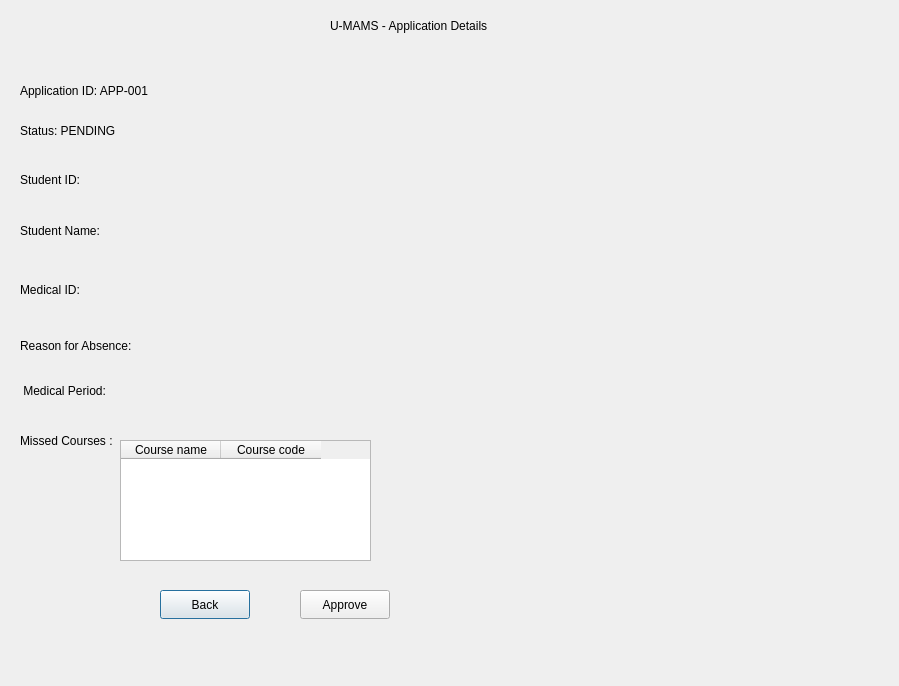
The window that applicationdetails.ui (sanjanaCSwyb/U-MAMS) describes before a commit, drawn with Qt 5.
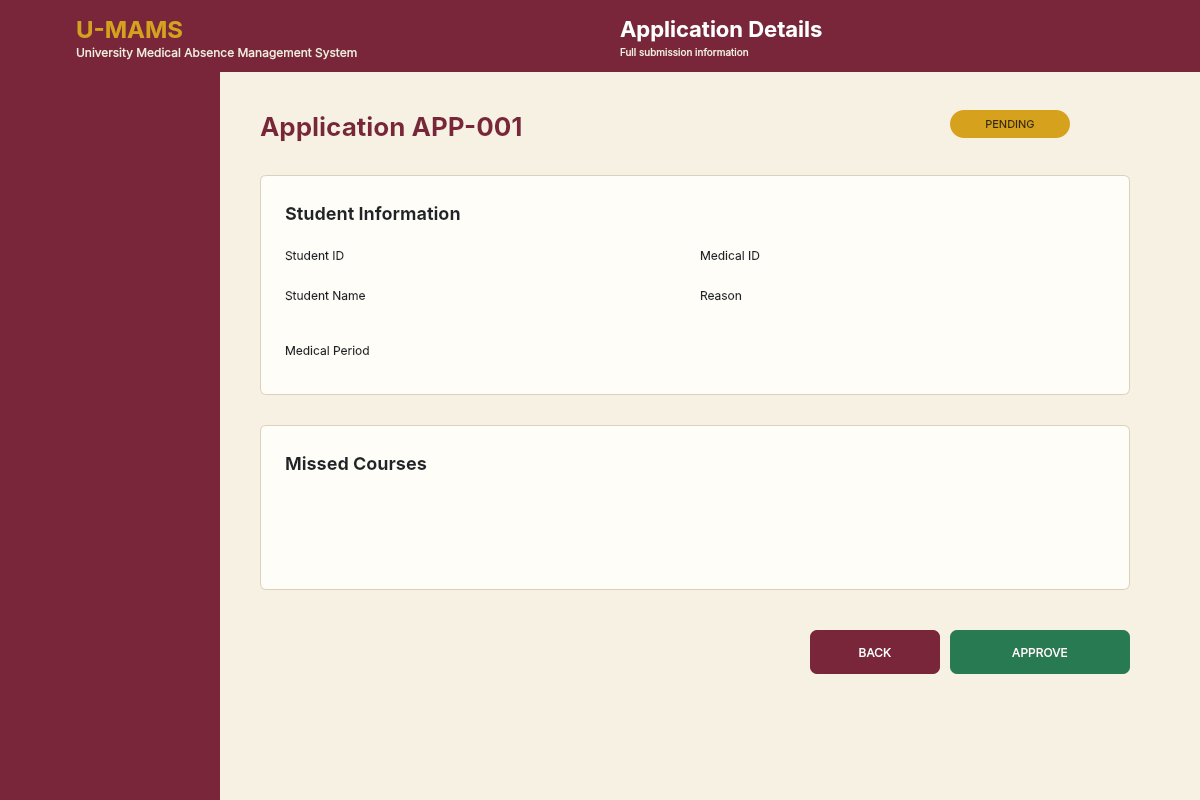
The same window after the commit. Icons and pictures are not drawn.

```diff
--- a/applicationdetails.ui
+++ b/applicationdetails.ui
@@ -6,145 +6,427 @@
    <rect>
     <x>0</x>
     <y>0</y>
-    <width>899</width>
-    <height>686</height>
+    <width>1200</width>
+    <height>800</height>
    </rect>
   </property>
+  <property name="minimumSize">
+   <size>
+    <width>900</width>
+    <height>600</height>
+   </size>
+  </property>
   <property name="windowTitle">
    <string>U-MAMS - Application Details</string>
   </property>
+  <property name="styleSheet">
+   <string notr="true">QDialog#ApplicationDetails { background-color: #F7F1E3; }</string>
+  </property>
+  <widget class="QWidget" name="figmaCanvas">
+   <property name="geometry">
+    <rect>
+     <x>0</x>
+     <y>0</y>
+     <width>1200</width>
+     <height>800</height>
+    </rect>
+   </property>
+   <widget class="QFrame" name="headerFrame">
+    <property name="geometry">
+     <rect>
+      <x>0</x>
+      <y>0</y>
+      <width>1200</width>
+      <height>72</height>
+     </rect>
+    </property>
+    <property name="styleSheet">
+     <string notr="true">background-color: #7A263A; border: none; border-radius: 0px;</string>
+    </property>
+   </widget>
+   <widget class="QFrame" name="sidebarFrame">
+    <property name="geometry">
+     <rect>
+      <x>0</x>
+      <y>72</y>
+      <width>220</width>
+      <height>728</height>
+     </rect>
+    </property>
+    <property name="styleSheet">
+     <string notr="true">background-color: #7A263A; border: none; border-radius: 0px;</string>
+    </property>
+   </widget>
+   <widget class="QLabel" name="lblUniversityLogo">
+    <property name="geometry">
+     <rect>
+      <x>22</x>
+      <y>16</y>
+      <width>42</width>
+      <height>42</height>
+     </rect>
+    </property>
+    <property name="text">
+     <string notr="true"/>
+    </property>
+    <property name="styleSheet">
+     <string notr="true">font-family: Inter; font-size: 12px; font-weight: 400; color: #202428; background: transparent; border: none;</string>
+    </property>
+    <property name="pixmap">
+     <pixmap>:/assets/wayamba_logo.png</pixmap>
+    </property>
+    <property name="scaledContents">
+     <bool>true</bool>
+    </property>
+   </widget>
+   <widget class="QLabel" name="lblBrand">
+    <property name="geometry">
+     <rect>
+      <x>76</x>
+      <y>14</y>
+      <width>220</width>
+      <height>30</height>
+     </rect>
+    </property>
+    <property name="text">
+     <string notr="true">U-MAMS</string>
+    </property>
+    <property name="styleSheet">
+     <string notr="true">font-family: Inter; font-size: 24px; font-weight: 600; color: #D6A21E; background: transparent; border: none;</string>
+    </property>
+   </widget>
+   <widget class="QLabel" name="lblSystemCaption">
+    <property name="geometry">
+     <rect>
+      <x>76</x>
+      <y>44</y>
+      <width>420</width>
+      <height>16</height>
+     </rect>
+    </property>
+    <property name="text">
+     <string notr="true">University Medical Absence Management System</string>
+    </property>
+    <property name="styleSheet">
+     <string notr="true">font-family: Inter; font-size: 12px; font-weight: 400; color: #F5EBE0; background: transparent; border: none;</string>
+    </property>
+   </widget>
   <widget class="QLabel" name="lblTitle">
-   <property name="geometry">
-    <rect>
-     <x>330</x>
-     <y>10</y>
-     <width>211</width>
-     <height>31</height>
-    </rect>
-   </property>
    <property name="contextMenuPolicy">
     <enum>Qt::ContextMenuPolicy::PreventContextMenu</enum>
    </property>
+    <property name="geometry">
+     <rect>
+      <x>620</x>
+      <y>14</y>
+      <width>430</width>
+      <height>30</height>
+     </rect>
+    </property>
    <property name="text">
-    <string>U-MAMS - Application Details</string>
+     <string notr="true">Application Details</string>
+    </property>
+    <property name="wordWrap">
+     <bool>false</bool>
+    </property>
+    <property name="styleSheet">
+     <string notr="true">font-family: Inter; font-size: 22px; font-weight: 600; color: #FFFFFF; background: transparent; border: none;</string>
+    </property>
+   </widget>
+   <widget class="QLabel" name="lblHeaderSubtitle">
+    <property name="geometry">
+     <rect>
+      <x>620</x>
+      <y>44</y>
+      <width>440</width>
+      <height>16</height>
+     </rect>
+    </property>
+    <property name="text">
+     <string notr="true">Full submission information</string>
+    </property>
+    <property name="styleSheet">
+     <string notr="true">font-family: Inter; font-size: 10px; font-weight: 400; color: #F5EBE0; background: transparent; border: none;</string>
    </property>
   </widget>
   <widget class="QLabel" name="lblApplicationID">
    <property name="geometry">
     <rect>
-     <x>20</x>
-     <y>70</y>
-     <width>131</width>
-     <height>41</height>
+      <x>260</x>
+      <y>108</y>
+      <width>650</width>
+      <height>36</height>
     </rect>
    </property>
    <property name="text">
-    <string>Application ID: APP-001</string>
+     <string notr="true">Application APP-001</string>
+    </property>
+    <property name="wordWrap">
+     <bool>false</bool>
+    </property>
+    <property name="styleSheet">
+     <string notr="true">font-family: Inter; font-size: 26px; font-weight: 600; color: #7A263A; background: transparent; border: none;</string>
    </property>
   </widget>
   <widget class="QLabel" name="lblStatus">
    <property name="geometry">
     <rect>
-     <x>20</x>
-     <y>120</y>
-     <width>151</width>
-     <height>21</height>
+      <x>950</x>
+      <y>110</y>
+      <width>120</width>
+      <height>28</height>
     </rect>
    </property>
    <property name="text">
-    <string>Status: PENDING</string>
+     <string notr="true">PENDING</string>
+    </property>
+    <property name="wordWrap">
+     <bool>false</bool>
+    </property>
+    <property name="styleSheet">
+     <string notr="true">font-family: Inter; font-size: 11px; color: #34270A; background: #D6A21E; border: none; border-radius: 14px;</string>
+    </property>
+    <property name="alignment">
+     <set>Qt::AlignCenter</set>
+    </property>
+   </widget>
+   <widget class="QFrame" name="studentInformationCard">
+    <property name="geometry">
+     <rect>
+      <x>260</x>
+      <y>175</y>
+      <width>870</width>
+      <height>220</height>
+     </rect>
+    </property>
+    <property name="styleSheet">
+     <string notr="true">background-color: #FFFDF8; border: 1px solid #DBD1BA; border-radius: 6px;</string>
+    </property>
+   </widget>
+   <widget class="QLabel" name="lblStudentInformationHeading">
+    <property name="geometry">
+     <rect>
+      <x>285</x>
+      <y>199</y>
+      <width>450</width>
+      <height>28</height>
+     </rect>
+    </property>
+    <property name="text">
+     <string notr="true">Student Information</string>
+    </property>
+    <property name="styleSheet">
+     <string notr="true">font-family: Inter; font-size: 18px; font-weight: 600; color: #202428; background: transparent; border: none;</string>
+    </property>
+   </widget>
+   <widget class="QLabel" name="lblStudentIDCaption">
+    <property name="geometry">
+     <rect>
+      <x>285</x>
+      <y>244</y>
+      <width>110</width>
+      <height>22</height>
+     </rect>
+    </property>
+    <property name="text">
+     <string notr="true">Student ID</string>
+    </property>
+    <property name="styleSheet">
+     <string notr="true">font-family: Inter; font-size: 12px; font-weight: 400; color: #202428; background: transparent; border: none;</string>
+    </property>
+   </widget>
+   <widget class="QLabel" name="lblStudentNameCaption">
+    <property name="geometry">
+     <rect>
+      <x>285</x>
+      <y>284</y>
+      <width>125</width>
+      <height>22</height>
+     </rect>
+    </property>
+    <property name="text">
+     <string notr="true">Student Name</string>
+    </property>
+    <property name="styleSheet">
+     <string notr="true">font-family: Inter; font-size: 12px; font-weight: 400; color: #202428; background: transparent; border: none;</string>
+    </property>
+   </widget>
+   <widget class="QLabel" name="lblMedicalIDCaption">
+    <property name="geometry">
+     <rect>
+      <x>700</x>
+      <y>244</y>
+      <width>120</width>
+      <height>22</height>
+     </rect>
+    </property>
+    <property name="text">
+     <string notr="true">Medical ID</string>
+    </property>
+    <property name="styleSheet">
+     <string notr="true">font-family: Inter; font-size: 12px; font-weight: 400; color: #202428; background: transparent; border: none;</string>
+    </property>
+   </widget>
+   <widget class="QLabel" name="lblReasonCaption">
+    <property name="geometry">
+     <rect>
+      <x>700</x>
+      <y>284</y>
+      <width>120</width>
+      <height>22</height>
+     </rect>
+    </property>
+    <property name="text">
+     <string notr="true">Reason</string>
+    </property>
+    <property name="styleSheet">
+     <string notr="true">font-family: Inter; font-size: 12px; font-weight: 400; color: #202428; background: transparent; border: none;</string>
+    </property>
+   </widget>
+   <widget class="QLabel" name="lblPeriodCaption">
+    <property name="geometry">
+     <rect>
+      <x>285</x>
+      <y>339</y>
+      <width>125</width>
+      <height>22</height>
+     </rect>
+    </property>
+    <property name="text">
+     <string notr="true">Medical Period</string>
+    </property>
+    <property name="styleSheet">
+     <string notr="true">font-family: Inter; font-size: 12px; font-weight: 400; color: #202428; background: transparent; border: none;</string>
    </property>
   </widget>
   <widget class="QLabel" name="lblStudentID">
    <property name="geometry">
     <rect>
-     <x>20</x>
-     <y>170</y>
-     <width>63</width>
-     <height>20</height>
+      <x>410</x>
+      <y>244</y>
+      <width>250</width>
+      <height>24</height>
     </rect>
    </property>
    <property name="text">
-    <string>Student ID:</string>
+     <string notr="true"/>
+    </property>
+    <property name="wordWrap">
+     <bool>false</bool>
+    </property>
+    <property name="styleSheet">
+     <string notr="true">font-family: Inter; font-size: 13px; font-weight: 400; color: #202428; background: transparent; border: none;</string>
    </property>
   </widget>
   <widget class="QLabel" name="lblStudentName">
    <property name="geometry">
     <rect>
-     <x>20</x>
-     <y>220</y>
-     <width>91</width>
-     <height>21</height>
+      <x>410</x>
+      <y>284</y>
+      <width>250</width>
+      <height>24</height>
     </rect>
    </property>
    <property name="text">
-    <string>Student Name:</string>
+     <string notr="true"/>
+    </property>
+    <property name="wordWrap">
+     <bool>false</bool>
+    </property>
+    <property name="styleSheet">
+     <string notr="true">font-family: Inter; font-size: 13px; font-weight: 400; color: #202428; background: transparent; border: none;</string>
    </property>
   </widget>
   <widget class="QLabel" name="lblMedicalID">
    <property name="geometry">
     <rect>
-     <x>20</x>
-     <y>280</y>
-     <width>63</width>
-     <height>20</height>
+      <x>825</x>
+      <y>244</y>
+      <width>280</width>
+      <height>24</height>
     </rect>
    </property>
    <property name="text">
-    <string>Medical ID:</string>
+     <string notr="true"/>
+    </property>
+    <property name="wordWrap">
+     <bool>false</bool>
+    </property>
+    <property name="styleSheet">
+     <string notr="true">font-family: Inter; font-size: 13px; font-weight: 400; color: #202428; background: transparent; border: none;</string>
    </property>
   </widget>
   <widget class="QLabel" name="lblReason">
    <property name="geometry">
     <rect>
-     <x>20</x>
-     <y>330</y>
-     <width>121</width>
-     <height>31</height>
+      <x>825</x>
+      <y>284</y>
+      <width>280</width>
+      <height>24</height>
     </rect>
    </property>
    <property name="text">
-    <string>Reason for Absence:</string>
+     <string notr="true"/>
+    </property>
+    <property name="wordWrap">
+     <bool>false</bool>
+    </property>
+    <property name="styleSheet">
+     <string notr="true">font-family: Inter; font-size: 13px; font-weight: 400; color: #202428; background: transparent; border: none;</string>
    </property>
   </widget>
   <widget class="QLabel" name="lblMedicalPeriod">
    <property name="geometry">
     <rect>
-     <x>20</x>
-     <y>380</y>
-     <width>101</width>
-     <height>21</height>
+      <x>410</x>
+      <y>339</y>
+      <width>690</width>
+      <height>24</height>
     </rect>
    </property>
    <property name="text">
-    <string> Medical Period:</string>
+     <string notr="true"/>
+    </property>
+    <property name="wordWrap">
+     <bool>false</bool>
+    </property>
+    <property name="styleSheet">
+     <string notr="true">font-family: Inter; font-size: 13px; font-weight: 400; color: #202428; background: transparent; border: none;</string>
+    </property>
+   </widget>
+   <widget class="QFrame" name="missedCoursesCard">
+    <property name="geometry">
+     <rect>
+      <x>260</x>
+      <y>425</y>
+      <width>870</width>
+      <height>165</height>
+     </rect>
+    </property>
+    <property name="styleSheet">
+     <string notr="true">background-color: #FFFDF8; border: 1px solid #DBD1BA; border-radius: 6px;</string>
    </property>
   </widget>
   <widget class="QLabel" name="lblCourses">
    <property name="geometry">
     <rect>
-     <x>20</x>
-     <y>430</y>
-     <width>101</width>
-     <height>21</height>
+      <x>285</x>
+      <y>449</y>
+      <width>700</width>
+      <height>28</height>
     </rect>
    </property>
    <property name="text">
-    <string>Missed Courses :</string>
+     <string notr="true">Missed Courses</string>
+    </property>
+    <property name="wordWrap">
+     <bool>false</bool>
+    </property>
+    <property name="styleSheet">
+     <string notr="true">font-family: Inter; font-size: 18px; font-weight: 600; color: #202428; background: transparent; border: none;</string>
    </property>
   </widget>
   <widget class="QTableWidget" name="tblCourses">
-   <property name="geometry">
-    <rect>
-     <x>120</x>
-     <y>440</y>
-     <width>251</width>
-     <height>121</height>
-    </rect>
-   </property>
-   <property name="columnCount">
-    <number>2</number>
-   </property>
    <column>
     <property name="text">
      <string>Course name</string>
@@ -155,32 +437,89 @@
      <string>Course code</string>
     </property>
    </column>
+    <property name="selectionBehavior">
+     <enum>QAbstractItemView::SelectRows</enum>
+    </property>
+    <property name="columnCount">
+     <number>2</number>
+    </property>
+    <property name="geometry">
+     <rect>
+      <x>285</x>
+      <y>477</y>
+      <width>820</width>
+      <height>90</height>
+     </rect>
+    </property>
+    <property name="showGrid">
+     <bool>false</bool>
+    </property>
+    <property name="alternatingRowColors">
+     <bool>false</bool>
+    </property>
+    <property name="frameShape">
+     <enum>QFrame::NoFrame</enum>
+    </property>
+    <property name="horizontalScrollBarPolicy">
+     <enum>Qt::ScrollBarAlwaysOff</enum>
+    </property>
+    <property name="verticalScrollBarPolicy">
+     <enum>Qt::ScrollBarAsNeeded</enum>
+    </property>
+    <property name="styleSheet">
+     <string notr="true">QTableWidget { font-family: Inter; font-size: 12px; color: #303333; background: #FFFDF8; border: none; border-radius: 6px; gridline-color: transparent; selection-background-color: #F2E8D4; selection-color: #303333; } QTableWidget::item { border: none; padding: 0px 0px; } QHeaderView { background: #FFFDF8; } QHeaderView::section { font-family: Inter; font-size: 12px; font-weight: 400; color: #202428; background: #FFFDF8; border: none; padding: 12px 0px; text-align: left; } QTableCornerButton::section { background: #FFFDF8; border: none; }</string>
+    </property>
+    <attribute name="verticalHeaderVisible">
+     <bool>false</bool>
+    </attribute>
+    <attribute name="horizontalHeaderVisible">
+     <bool>false</bool>
+    </attribute>
+    <attribute name="verticalHeaderDefaultSectionSize">
+     <number>40</number>
+    </attribute>
+    <attribute name="horizontalHeaderDefaultSectionSize">
+     <number>160</number>
+    </attribute>
   </widget>
   <widget class="QPushButton" name="btnBack">
    <property name="geometry">
     <rect>
-     <x>160</x>
-     <y>590</y>
-     <width>90</width>
-     <height>29</height>
+      <x>810</x>
+      <y>630</y>
+      <width>130</width>
+      <height>44</height>
     </rect>
    </property>
    <property name="text">
-    <string>Back</string>
+     <string notr="true">BACK</string>
+    </property>
+    <property name="styleSheet">
+     <string notr="true">QPushButton { font-family: Inter; font-size: 12px; font-weight: 400; color: #FFFFFF; background-color: #7A263A; border: none; border-radius: 7px; padding: 0px; } QPushButton:hover { border: 1px solid #D6A21E; } QPushButton:pressed { padding-top: 1px; }</string>
+    </property>
+    <property name="cursor">
+     <cursorShape>PointingHandCursor</cursorShape>
    </property>
   </widget>
   <widget class="QPushButton" name="btnApprove">
    <property name="geometry">
     <rect>
-     <x>300</x>
-     <y>590</y>
-     <width>90</width>
-     <height>29</height>
+      <x>950</x>
+      <y>630</y>
+      <width>180</width>
+      <height>44</height>
     </rect>
    </property>
    <property name="text">
-    <string>Approve</string>
-   </property>
+     <string notr="true">APPROVE</string>
+    </property>
+    <property name="styleSheet">
+     <string notr="true">QPushButton { font-family: Inter; font-size: 12px; font-weight: 400; color: #FFFFFF; background-color: #287A52; border: none; border-radius: 7px; padding: 0px; } QPushButton:hover { border: 1px solid #D6A21E; } QPushButton:pressed { padding-top: 1px; }</string>
+    </property>
+    <property name="cursor">
+     <cursorShape>PointingHandCursor</cursorShape>
+    </property>
+   </widget>
   </widget>
  </widget>
  <resources/>
```
Left out of the diff: 7 changed lines with no effect on the pictures. Lines whose indentation alone changed are shown as unchanged.
